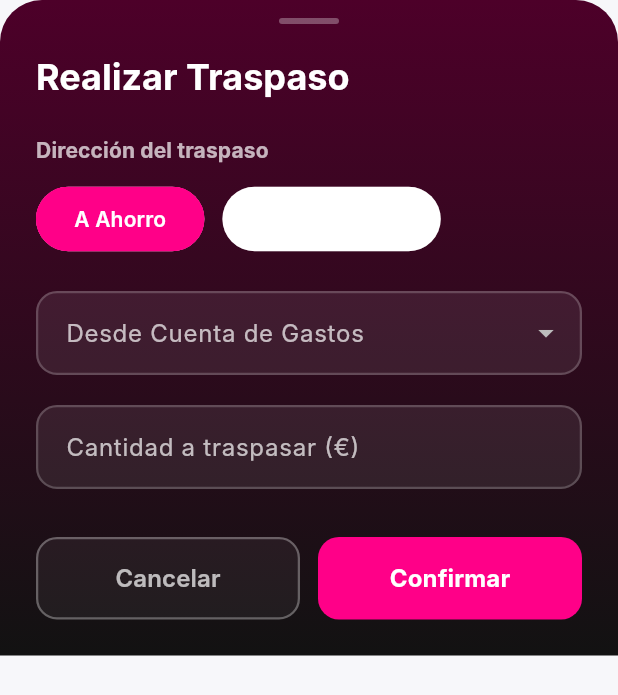
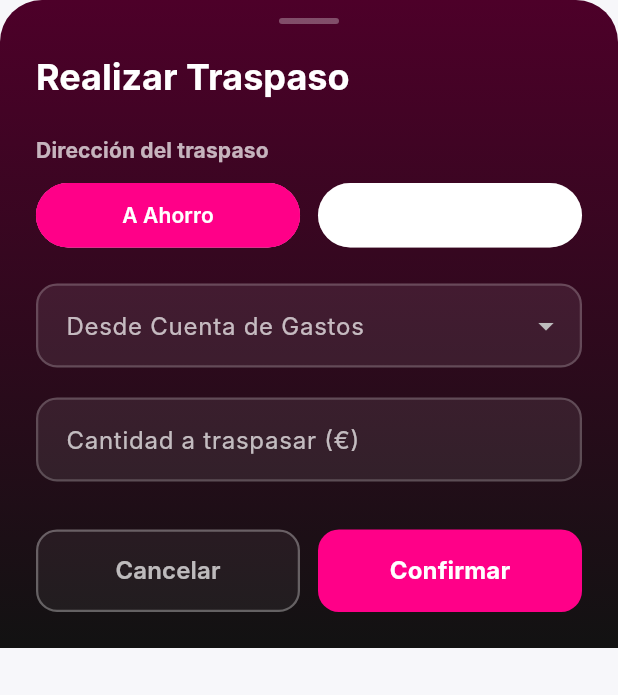
Before and after one commit to Thiagosnchz02/finai_flutter, a Flutter app: the InternalTransferDialog widget shown alone on an empty page, opened directly with empty values, on a phone screen of 412 x 824 dp. Shown: the top 695 px of the screen. Run offline on Flutter 3.47's test engine with Material 3 defaults, Android fonts, the phone set to English and light mode, and no system bars; our stand-ins replace fl_chart, flutter_dotenv, flutter_svg, font_awesome_flutter, image_picker, intl_phone_field and 4 more; missing offline and left inert: flutter_facebook_auth; accounts and stored records are empty; Roboto replaces fonts that are missing (Inter).

Commit message:
Make transfer direction chips fill dialog width

```diff
--- a/lib/features/accounts/widgets/internal_transfer_dialog.dart
+++ b/lib/features/accounts/widgets/internal_transfer_dialog.dart
@@ -133,17 +133,27 @@ class _InternalTransferDialogState extends State<InternalTransferDialog> {
                         style: textTheme.labelLarge?.copyWith(color: Colors.white70),
                       ),
                       const SizedBox(height: 12),
-                      Wrap(
-                        spacing: 12,
-                        runSpacing: 8,
-                        children: TransferDirection.values.map((direction) {
+                      Row(
+                        children: [
+                          for (int i = 0; i < TransferDirection.values.length; i++) ...[
+                            if (i > 0) const SizedBox(width: 12),
+                            Expanded(
+                              child: SizedBox(
+                                width: double.infinity,
+                                child: Builder(
+                                  builder: (context) {
+                                    final direction = TransferDirection.values[i];
                                     final isSelected = _direction == direction;
                                     return ChoiceChip(
-                            label: Text(
-                              direction == TransferDirection.toSavings ? 'A Ahorro' : 'Desde Ahorro',
+                                      label: Center(
+                                        child: Text(
+                                          direction == TransferDirection.toSavings
+                                              ? 'A Ahorro'
+                                              : 'Desde Ahorro',
                                           style: textTheme.labelLarge?.copyWith(
                                             color: isSelected ? Colors.white : Colors.white70,
                                             fontWeight: FontWeight.w600,
+                                          ),
                                         ),
                                       ),
                                       selected: isSelected,
@@ -160,14 +170,22 @@ class _InternalTransferDialogState extends State<InternalTransferDialog> {
                                       selectedColor: const Color(0xFFFF0088),
                                       shape: StadiumBorder(
                                         side: BorderSide(
-                                color: isSelected ? const Color(0xFFFF0088) : Colors.white.withOpacity(0.2),
+                                          color: isSelected
+                                              ? const Color(0xFFFF0088)
+                                              : Colors.white.withOpacity(0.2),
                                           width: 1.5,
                                         ),
                                       ),
                                       elevation: 0,
                                       padding: const EdgeInsets.symmetric(horizontal: 16, vertical: 10),
+                                      materialTapTargetSize: MaterialTapTargetSize.shrinkWrap,
                                     );
-                        }).toList(),
+                                  },
+                                ),
+                              ),
+                            ),
+                          ],
+                        ],
                       ),
                       const SizedBox(height: 24),
                       DropdownButtonFormField<String>(
```
Lines whose indentation alone changed are shown as unchanged.
